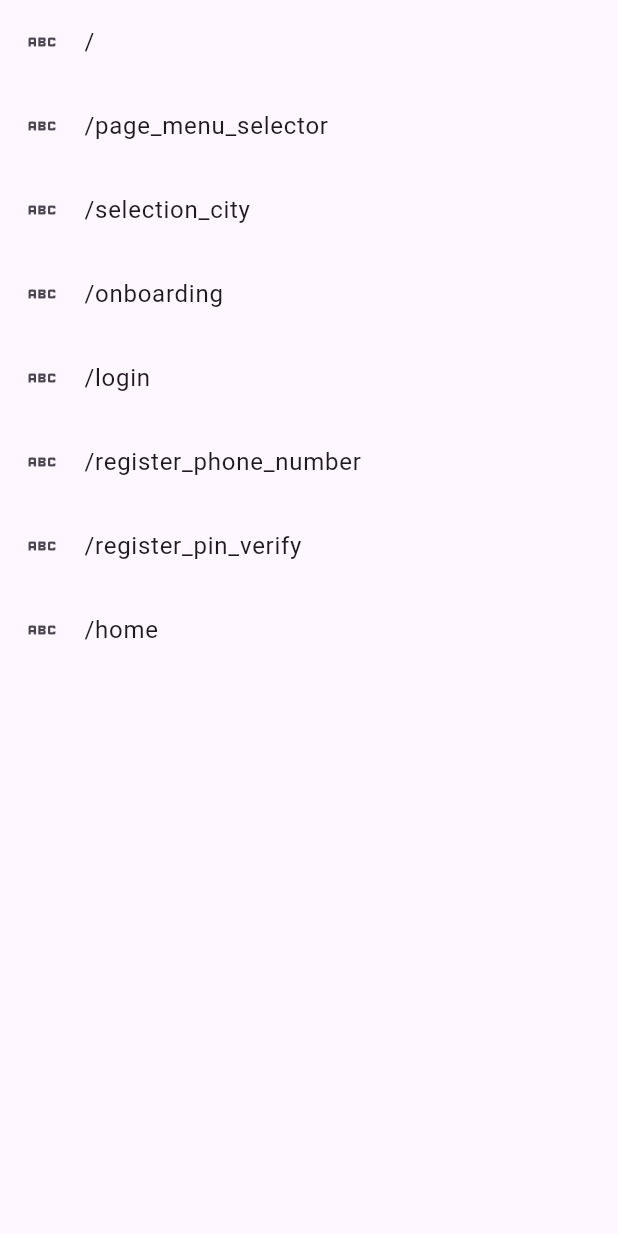
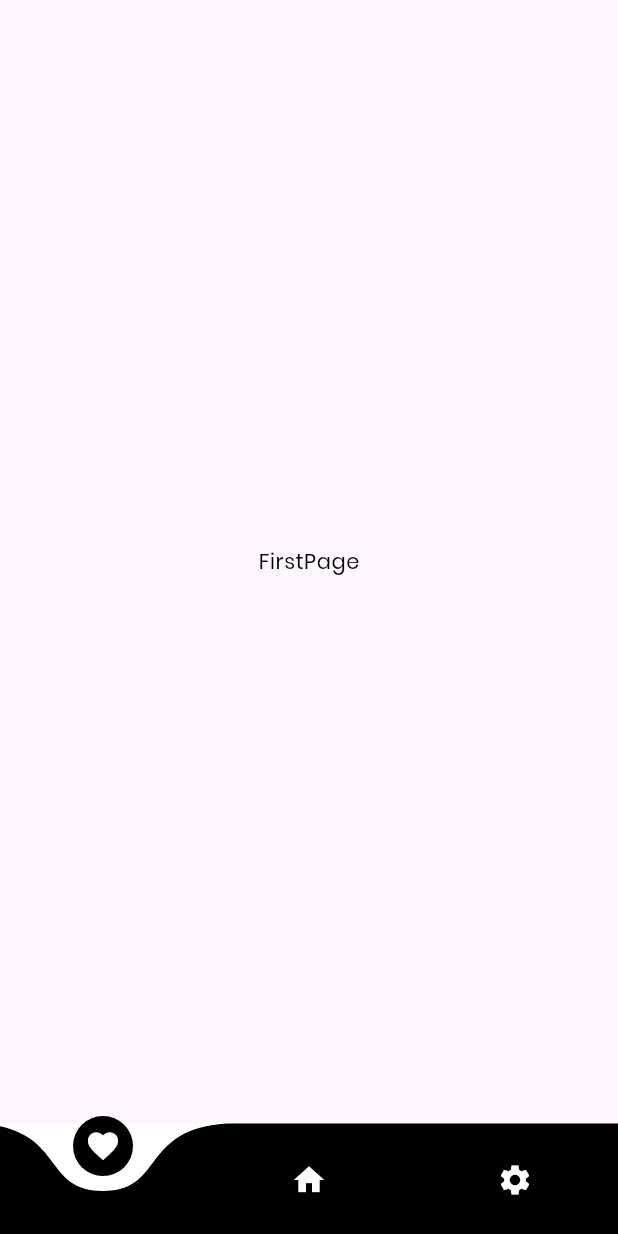
Before and after one commit to innovadeveloper/training_with_flutter, a Flutter app: the screen it shows after launch, on a phone screen of 412 x 824 dp. Run offline on Flutter 3.47's test engine with Material 3 defaults, Android fonts, the phone set to English and light mode, and no system bars; drawn by our look-alikes of curved_navigation_bar; our stand-ins replace fluttertoast; missing offline and left inert: dart:ffi.

```diff
--- a/lib/main.dart
+++ b/lib/main.dart
@@ -1,4 +1,5 @@
 import 'package:flutter/material.dart';
+import 'package:training_with_flutter/pages/page_menu_selector.dart';
 import 'package:training_with_flutter/routes/routes.dart';
 
 void main() => runApp(MyApp());
@@ -9,48 +10,49 @@ class MyApp extends StatelessWidget {
     return MaterialApp(
       debugShowCheckedModeBanner: false,
       title: 'Material App',
-      initialRoute: '/page_menu_selector',
+      initialRoute: '/bank_home',
       routes: AppRoutes().routes(),
       theme: ThemeData(
-        primaryColor: Colors.deepPurple[600],
+        // primaryColor: Colors.deepPurple[600],
+        primaryColor: Colors.white,
+        primaryColorDark: Colors.black,
+        primaryColorLight: Colors.white,
         // accentColor: Colors.amber,
         buttonTheme: ButtonThemeData(
-          buttonColor: Colors.deepPurple[600],
+          buttonColor: Colors.white,
         ),
         textTheme: TextTheme(
-          headline3: TextStyle(
+          headlineLarge: TextStyle(
             fontSize: 30.0,
             fontWeight: FontWeight.w600,
             color: Colors.white,
             fontFamily: 'Poppins',
           ),
-          headline4: TextStyle(
+          headlineMedium: TextStyle(
             fontSize: 24.0,
             fontWeight: FontWeight.w600,
             color: Colors.white,
             fontFamily: 'Poppins',
           ),
-          headline5: TextStyle(
+          headlineSmall: TextStyle(
             fontSize: 18.0,
             fontWeight: FontWeight.w400,
             color: Colors.white,
             fontFamily: 'Poppins',
           ),
-          headline6: TextStyle(
-              fontSize: 14.0,
-              // fontStyle: FontStyle.italic,
-              fontFamily: 'Poppins'),
-          bodyText2: TextStyle(
+          bodySmall: TextStyle(
             fontSize: 14.0,
+            color: Colors.black,
+            fontFamily: 'Poppins',
           ),
+          bodyMedium: TextStyle(
+            fontSize: 20.0,
+            color: Colors.black,
+            fontFamily: 'Poppins',
+          )
         ),
       ),
-      // home: Scaffold(
-      //   // appBar: AppBar(
-      //   //   title: Text('Material App Bar'),
-      //   // ),
-      //   body: SplashScreen(),
-      // ),
+      // home: PageMenuSelector(key: UniqueKey(),)
     );
   }
 }
--- /dev/null
+++ b/lib/pages/bank_pages/bank_home.dart
@@ -0,0 +1,87 @@
+import 'package:curved_navigation_bar/curved_navigation_bar.dart';
+import 'package:flutter/material.dart';
+import 'package:flutter/widgets.dart';
+import 'package:fluttertoast/fluttertoast.dart';
+
+class BankHomePage extends StatefulWidget {
+  const BankHomePage({super.key});
+
+  @override
+  State<BankHomePage> createState() => _BankHomePageState();
+}
+
+class _BankHomePageState extends State<BankHomePage>
+    with SingleTickerProviderStateMixin {
+  late TabController _tabController; // Declaración del TabController
+
+  @override
+  void initState() {
+    super.initState();
+    _tabController = TabController(
+        length: 3, vsync: this); // Inicialización del TabController
+  }
+
+  @override
+  void dispose() {
+    _tabController.dispose(); // Dispose del TabController al finalizar
+    super.dispose();
+  }
+
+  @override
+  Widget build(BuildContext context) {
+    return Scaffold(
+      body: Column(
+        children: [
+          Expanded(
+            child: TabBarView(
+              physics: NeverScrollableScrollPhysics(),
+              controller: _tabController,
+              children: [
+                // Contenido del primer tab
+                _createPageFromTabBar(context, "FirstPage", 1),
+                _createPageFromTabBar(context, "SecondPage", 0),
+                _createPageFromTabBar(context, "ThirdPage", 0),
+              ],
+            ),
+          ),
+        ],
+      ),
+      bottomNavigationBar: CurvedNavigationBar(
+        onTap: (value) {
+          _tabController.animateTo(value);  // change page from tabbarview
+        },
+        backgroundColor: Theme.of(context).primaryColorLight,
+        color: Theme.of(context).primaryColorDark, // change for theme
+        animationDuration: Duration(milliseconds: 200),
+        // height: 70,
+        items: [
+          Icon(Icons.favorite, color: Theme.of(context).primaryColorLight),
+          Icon(
+            Icons.home,
+            color: Theme.of(context).primaryColorLight,
+          ),
+          Icon(Icons.settings, color: Theme.of(context).primaryColorLight),
+        ],
+      ),
+    );
+  }
+
+  /**
+   * crea una vista q simulará ser la página actual del tabview seleccionado,
+   * además de tener un ìndice del siguiente tabview al q saltará cuando
+   * se le de click al textview...
+   */
+  Center _createPageFromTabBar(
+      BuildContext context, String content, int nextPage) {
+    return Center(
+        child: InkWell(
+            child: Text(
+              content,
+              style: Theme.of(context).textTheme.bodySmall,
+            ),
+            onTap: () {
+              Fluttertoast.showToast(msg: 'next page ${nextPage}');
+              _tabController.animateTo(nextPage);
+            }));
+  }
+}
--- a/lib/pages/page_menu_selector.dart
+++ b/lib/pages/page_menu_selector.dart
@@ -10,6 +10,11 @@ class PageMenuSelector extends StatelessWidget {
   Widget build(BuildContext context) {
     return
     Scaffold(
+      appBar: AppBar(
+          automaticallyImplyLeading: false,
+          backgroundColor: Theme.of(context).primaryColor,
+          title: Text('Training Pages Selector'),
+        ),
       body: Center(
         child: _pageList(context, AppRoutes().routes().entries.map((e) => e.key).toList() ),
       ),
--- a/lib/routes/routes.dart
+++ b/lib/routes/routes.dart
@@ -1,5 +1,6 @@
 import 'package:flutter/material.dart';
 import 'package:training_with_flutter/main.dart';
+import 'package:training_with_flutter/pages/bank_pages/bank_home.dart';
 import 'package:training_with_flutter/pages/batery_info.dart';
 import 'package:training_with_flutter/pages/home.dart';
 import 'package:training_with_flutter/pages/login.dart';
@@ -15,6 +16,7 @@ class AppRoutes {
  Map<String, WidgetBuilder> routes(){
    return {
         '/'  : (BuildContext context ) => SplashScreen(key: UniqueKey(),),
+        '/bank_home'  : (BuildContext context ) => BankHomePage(),
         '/page_menu_selector'  : (BuildContext context ) => PageMenuSelector(key : UniqueKey()),
         '/selection_city'  : (BuildContext context ) => SelectionCity(key : UniqueKey()),
         '/onboarding' : (BuildContext context ) => Onboarding(key : UniqueKey()),
--- a/pubspec.yaml
+++ b/pubspec.yaml
@@ -30,11 +30,11 @@ environment:
 dependencies:
   flutter:
     sdk: flutter
-
-
   # The following adds the Cupertino Icons font to your application.
   # Use with the CupertinoIcons class for iOS style icons.
   cupertino_icons: ^1.0.6
+  fluttertoast: ^8.2.2
+  curved_navigation_bar: ^1.0.3 #latest version
 
 dev_dependencies:
   flutter_test:
```
Also changed, not shown: lib/main2.dart (deleted, +0 -70 lines), pubspec.lock, 4 other files.
